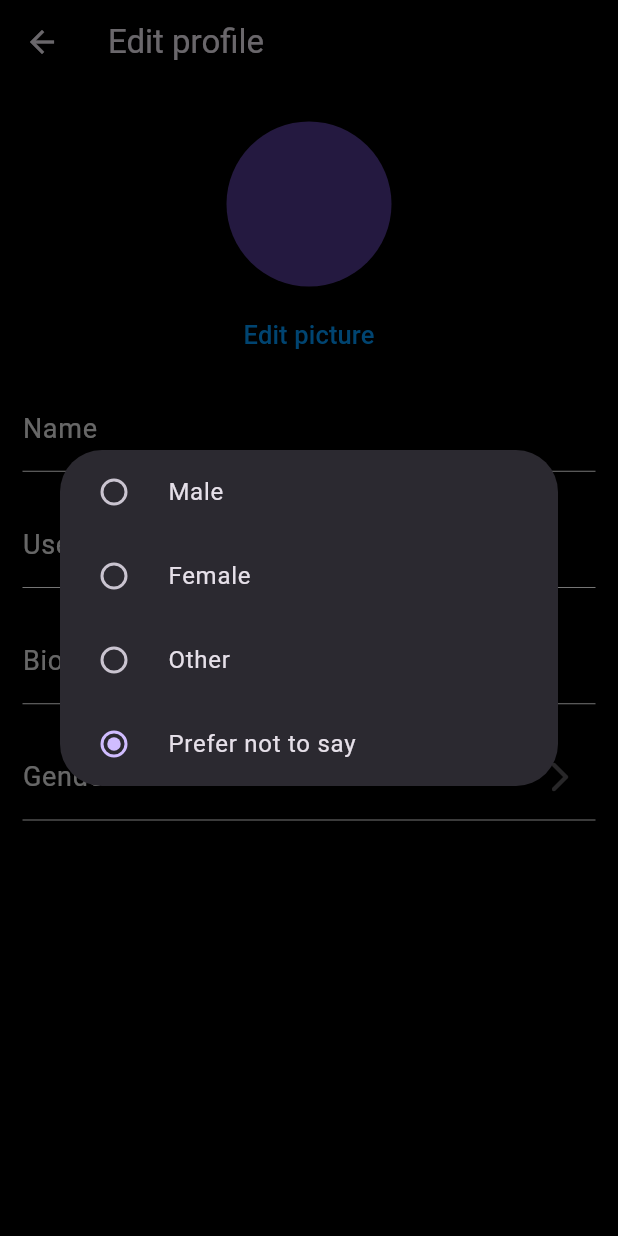
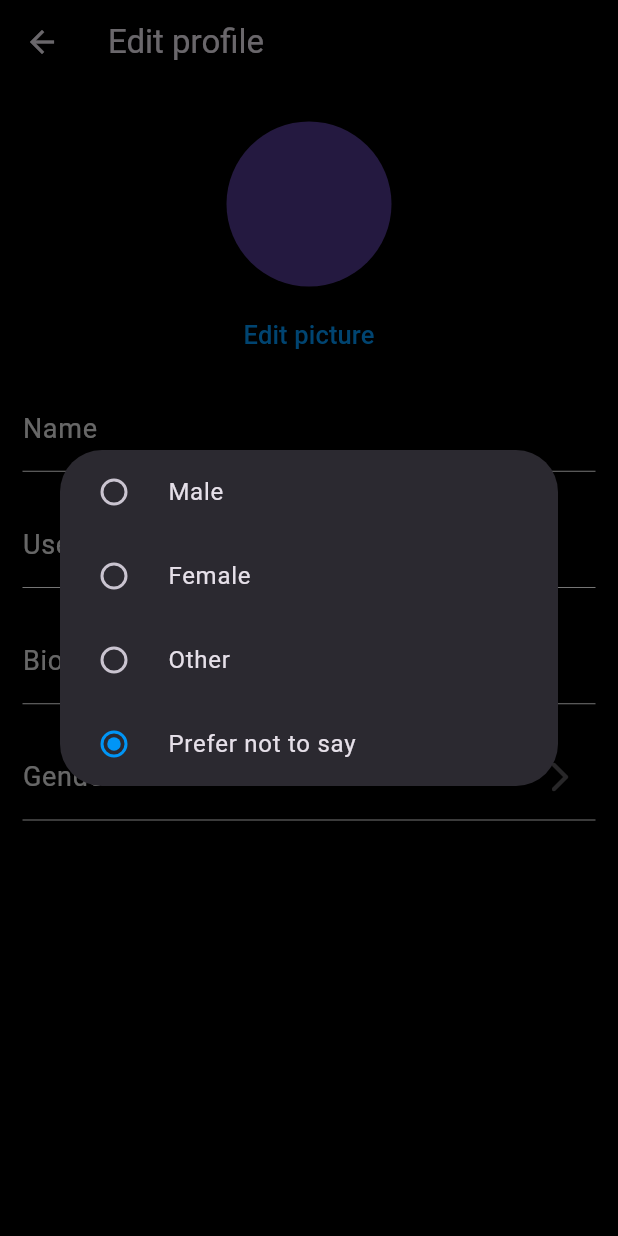
Before and after one commit to shaikhikram04/Instagram-Clone, a Flutter app: the EditProfileScreen screen opened directly, after a tap on "Gender", on a phone screen of 412 x 824 dp. Run offline on Flutter 3.47's test engine with Material 3 defaults, Android fonts, the phone set to English and light mode, and no system bars; our stand-ins replace cloud_firestore, firebase_auth, firebase_core, firebase_storage, flutter_svg, font_awesome_flutter and 1 more; accounts and stored records are empty; network calls fail.

Commit message:
assign active color of RadioListTile

```diff
--- a/lib/screens/edit_profile_screen.dart
+++ b/lib/screens/edit_profile_screen.dart
@@ -27,6 +27,21 @@ class _EditProfileScreenState extends State<EditProfileScreen> {
 
   @override
   Widget build(BuildContext context) {
+    Widget radioTile(
+      int value,
+      String title,
+    ) {
+      return RadioListTile(
+        title: Text(title),
+        activeColor: blueColor,
+        value: value,
+        groupValue: selectedRadioValue,
+        onChanged: (value) {
+          Navigator.of(context).pop(value);
+        },
+      );
+    }
+
     return Scaffold(
       appBar: AppBar(
         title: const Text('Edit profile'),
@@ -63,38 +78,10 @@ class _EditProfileScreenState extends State<EditProfileScreen> {
                       child: Column(
                         mainAxisSize: MainAxisSize.min,
                         children: [
-                          RadioListTile<int>(
-                            title: const Text('Male'),
-                            value: 1,
-                            groupValue: selectedRadioValue,
-                            onChanged: (value) {
-                              Navigator.of(context).pop(value);
-                            },
-                          ),
-                          RadioListTile<int>(
-                            title: const Text('Female'),
-                            value: 2,
-                            groupValue: selectedRadioValue,
-                            onChanged: (value) {
-                              Navigator.of(context).pop(value);
-                            },
-                          ),
-                          RadioListTile<int>(
-                            title: const Text('Other'),
-                            value: 3,
-                            groupValue: selectedRadioValue,
-                            onChanged: (value) {
-                              Navigator.of(context).pop(value);
-                            },
-                          ),
-                          RadioListTile<int>(
-                            title: const Text('Prefer not to say'),
-                            value: 4,
-                            groupValue: selectedRadioValue,
-                            onChanged: (value) {
-                              Navigator.of(context).pop(value);
-                            },
-                          ),
+                          radioTile(1, 'Male'),
+                          radioTile(2, 'Female'),
+                          radioTile(3, 'Other'),
+                          radioTile(4, 'Prefer not to say'),
                         ],
                       ),
                     ),
```
